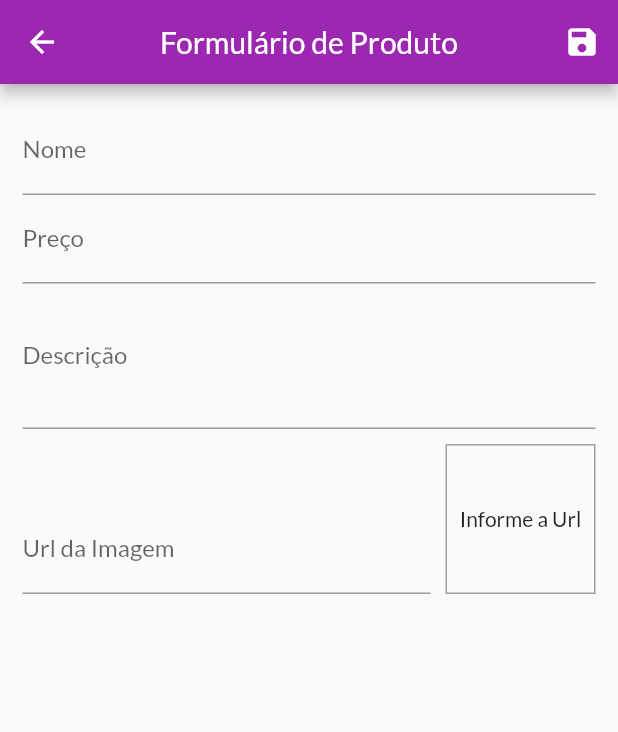
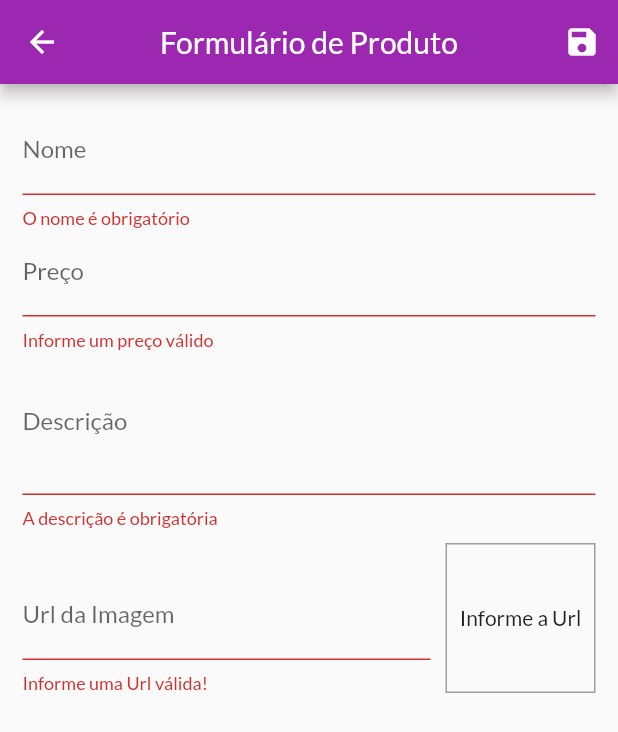
Before and after one commit to guilherme-gomes1/shop, a Flutter app: the ProductFormPage screen opened by its route, after a tap on the "save" icon, on a phone screen of 412 x 824 dp. Shown: the top 732 px of the screen. Run offline on Flutter 3.47's test engine with Material 2 defaults, Android fonts, the phone set to English and light mode, and no system bars; network calls fail.

Commit message:
implementação das validações nos campos do formulário

```diff
--- a/lib/models/product_list.dart
+++ b/lib/models/product_list.dart
@@ -1,3 +1,4 @@
+import 'dart:math';
 
 import 'package:flutter/cupertino.dart';
 import 'package:shop/data/dummy_data.dart';
@@ -7,13 +8,26 @@ class ProductList with ChangeNotifier {
   final List<Product> _items = dummyProducts;
 
   List<Product> get items => [..._items];
-  List<Product> get favoriteItems => _items.where((prod) => prod.isFavorite).toList();
+  List<Product> get favoriteItems =>
+      _items.where((prod) => prod.isFavorite).toList();
 
   int get itemsCount {
     return _items.length;
   }
 
-  void addProduct(Product product){
+  void addProductFromData(Map<String, Object> data) {
+    final newProduct = Product(
+      id: Random().nextInt(1000).toString(),
+      name: data['name'] as String,
+      description: data['description'] as String,
+      price: data['price'] as double,
+      imageUrl: data['imageUrl'] as String,
+    );
+
+    addProduct(newProduct);
+  }
+
+  void addProduct(Product product) {
     _items.add(product);
     notifyListeners();
   }
--- a/lib/pages/product_form_page.dart
+++ b/lib/pages/product_form_page.dart
@@ -1,8 +1,6 @@
-import 'dart:ffi';
-import 'dart:math';
-
 import 'package:flutter/material.dart';
-import 'package:shop/models/product.dart';
+import 'package:provider/provider.dart';
+import 'package:shop/models/product_list.dart';
 
 class ProductFormPage extends StatefulWidget {
   const ProductFormPage({Key? key}) : super(key: key);
@@ -40,18 +38,27 @@ class _ProductFormPageState extends State<ProductFormPage> {
     setState(() {});
   }
 
+  bool isValidImageUrl(String url) {
+    bool isValidUrl = Uri.tryParse(url)?.hasAbsolutePath ?? false;
+    bool endsWithFile = url.toLowerCase().endsWith('.jpg') ||
+        url.toLowerCase().endsWith('.png') ||
+        url.toLowerCase().endsWith('.jpeg');
+
+        return isValidUrl && endsWithFile;
+  }
+
   void _submitForm() {
+    final isValid = _formKey.currentState?.validate() ?? false;
+
+    if (!isValid) {
+      return;
+    }
+
     _formKey.currentState?.save();
-    final newProduct = Product(
-      id: Random().nextInt(1000).toString(),
-      name: _formData['name'] as String,
-      description: _formData['description'] as String,
-      price: _formData['price']  as double,
-      imageUrl: _formData['imageUrl'] as String,
-    );
-    print(newProduct.id);
-    print(newProduct.name);
-    print(newProduct.price);
+
+    Provider.of<ProductList>(context, listen: false).addProductFromData(_formData);
+    Navigator.of(context).pop();
+
   }
 
   @override
@@ -80,6 +87,19 @@ class _ProductFormPageState extends State<ProductFormPage> {
                   FocusScope.of(context).requestFocus(_priceFocus);
                 },
                 onSaved: (name) => _formData['name'] = name ?? '',
+                validator: (_name) {
+                  final name = _name ?? '';
+
+                  if (name.trim().isEmpty) {
+                    return 'O nome é obrigatório';
+                  }
+
+                  if (name.trim().length < 3) {
+                    return 'O nome precisa no mínimo de 3 letras';
+                  }
+
+                  return null;
+                },
               ),
               TextFormField(
                 decoration: const InputDecoration(labelText: 'Preço'),
@@ -92,6 +112,16 @@ class _ProductFormPageState extends State<ProductFormPage> {
                 },
                 onSaved: (price) =>
                     _formData['price'] = double.parse(price ?? '0'),
+                validator: (_price){
+                  final priceString = _price ?? '';
+                  final price = double.tryParse(priceString) ?? -1;
+
+                  if(price <= 0) {
+                    return 'Informe um preço válido';
+                  }
+
+                  return null;
+                },
               ),
               TextFormField(
                 decoration: const InputDecoration(labelText: 'Descrição'),
@@ -104,6 +134,19 @@ class _ProductFormPageState extends State<ProductFormPage> {
                 },
                 onSaved: (description) =>
                     _formData['description'] = description ?? '',
+                validator: (_description) {
+                  final description = _description ?? '';
+
+                  if (description.trim().isEmpty) {
+                    return 'A descrição é obrigatória';
+                  }
+
+                  if (description.trim().length < 10) {
+                    return 'A descrição precisa no mínimo de 10 letras';
+                  }
+
+                  return null;
+                },
               ),
               Row(
                 crossAxisAlignment: CrossAxisAlignment.end,
@@ -119,6 +162,15 @@ class _ProductFormPageState extends State<ProductFormPage> {
                       onFieldSubmitted: (_) => _submitForm(),
                       onSaved: (imageUrl) =>
                           _formData['imageUrl'] = imageUrl ?? '',
+                      validator: (_imageUrl) {
+                        final imageUrl = _imageUrl ?? '';
+
+                        if(!isValidImageUrl(imageUrl)) {
+                          return 'Informe uma Url válida!';
+                        }
+
+                        return null;
+                      },
                     ),
                   ),
                   Container(
```
